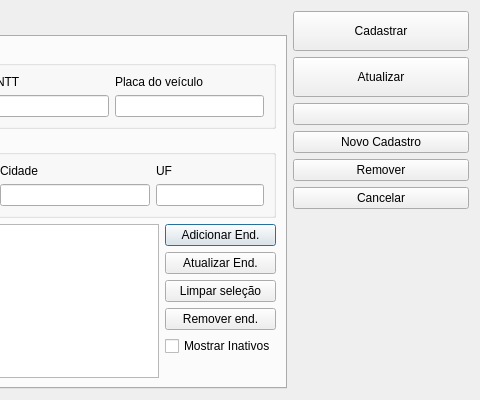
Before: the Qt Designer form ui/cadastrotransportadora.ui in lellisls/ERP-STACCATO, drawn with Qt 5; both pictures show x 794 to 1274 and y 0 to 400 of the 1274 by 400 pixel window.
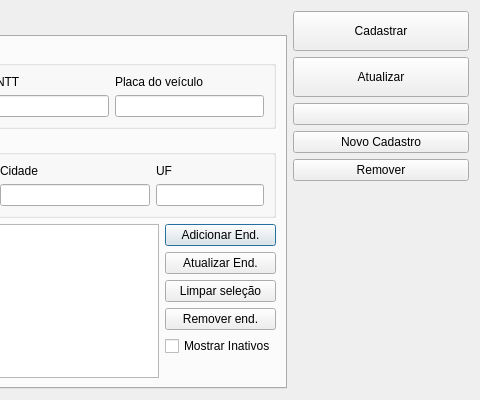
After: the same form once the commit is applied. Icons and pictures are not drawn. Custom widgets are drawn as their Qt base class.

Commit message: Removido botões de Cancelar

Diff of the .ui file:
```diff
--- a/ui/cadastrotransportadora.ui
+++ b/ui/cadastrotransportadora.ui
@@ -569,13 +569,6 @@
        </property>
       </widget>
      </item>
-     <item>
-      <widget class="QPushButton" name="pushButtonCancelar">
-       <property name="text">
-        <string>Cancelar</string>
-       </property>
-      </widget>
-     </item>
      <item>
       <spacer name="verticalSpacer">
        <property name="orientation">
```
Left out of the diff: 1 changed line with no effect on the pictures. The commit also changes 62 other files.
